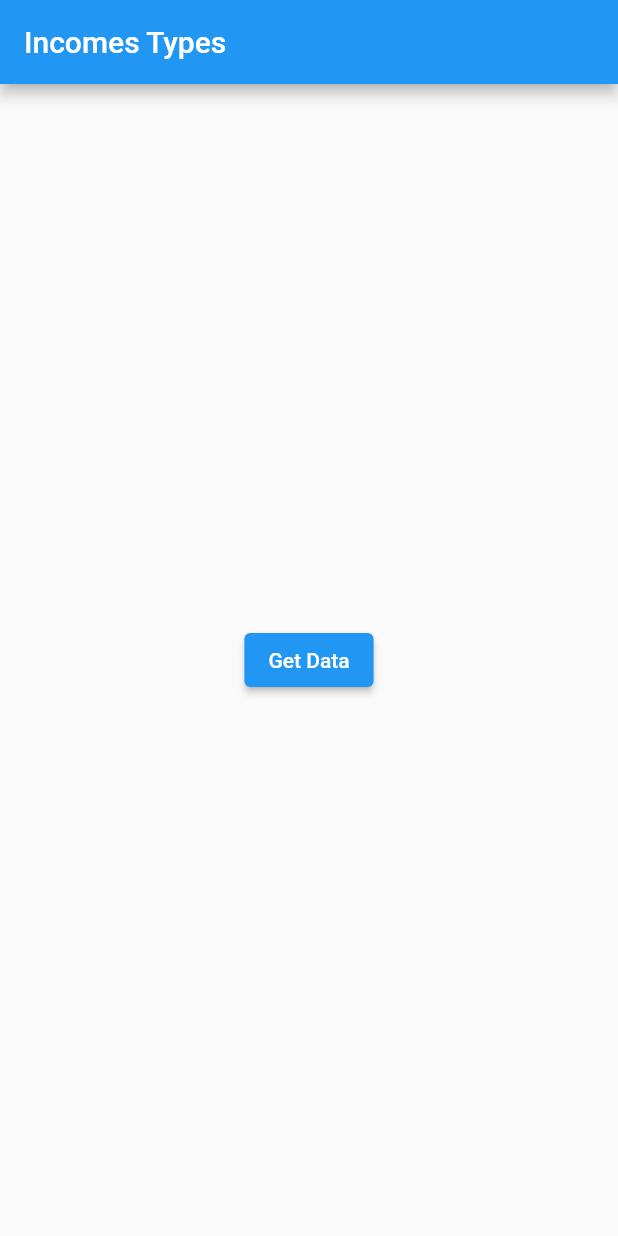
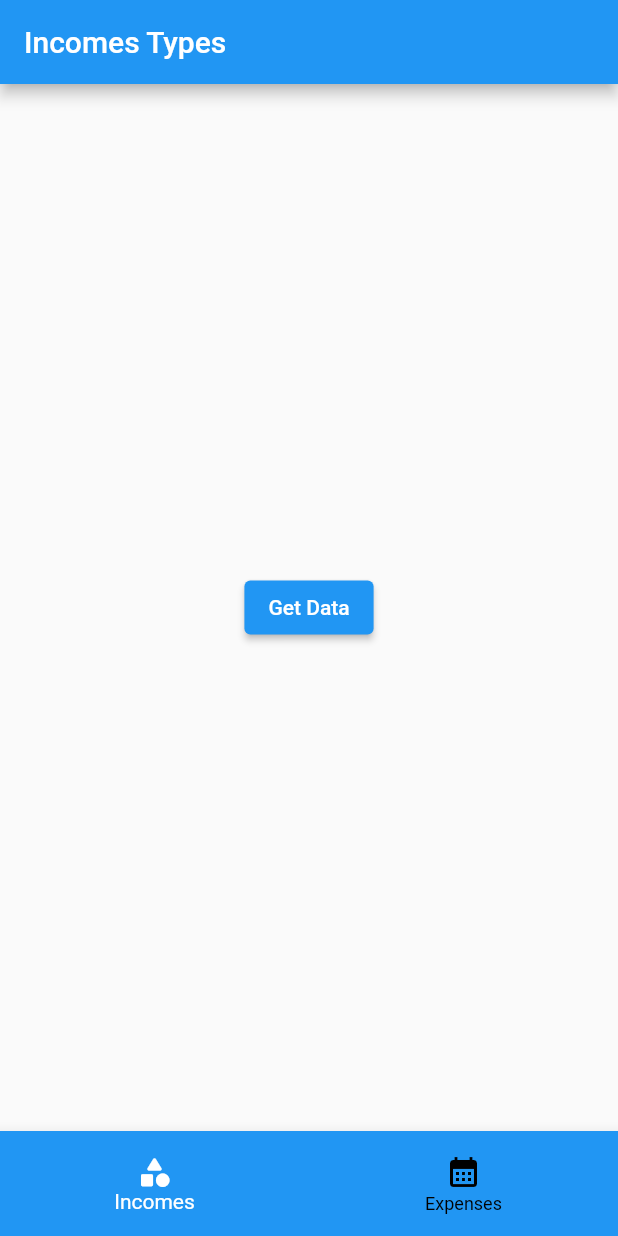
Before and after one commit to solihdev/banking-API0-dio, a Flutter app: the screen it shows after launch, on a phone screen of 412 x 824 dp. Run offline on Flutter 3.47's test engine with Material 2 defaults, Android fonts, the phone set to English and light mode, and no system bars; our stand-ins replace dio.

```diff
--- a/lib/data/api_service/api_service.dart
+++ b/lib/data/api_service/api_service.dart
@@ -21,7 +21,7 @@ class ApiService extends ApiClient {
       if (response.statusCode == 200) {
         myResponse.data = (response.data as List)
             .map((e) => IncomesModel.fromJson(e))
-            .toList();
+            .toList()?? [];
       }
     } catch (error) {
       myResponse = MyResponse(
--- a/lib/main.dart
+++ b/lib/main.dart
@@ -1,8 +1,7 @@
 import 'package:banking_api_dio/data/api_service/api_service.dart';
 import 'package:banking_api_dio/data/repository/expenses_repository.dart';
 import 'package:banking_api_dio/data/repository/incomes_repository.dart';
-import 'package:banking_api_dio/ui/sample_usage.dart';
-import 'package:banking_api_dio/ui/sample_usage_expenses.dart';
+import 'package:banking_api_dio/ui/tab_box.dart';
 import 'package:banking_api_dio/view_model/expenses_view_model.dart';
 import 'package:banking_api_dio/view_model/incomes_view_model.dart';
 import 'package:flutter/material.dart';
@@ -33,7 +32,7 @@ class MyApp extends StatelessWidget {
     return const MaterialApp(
       debugShowCheckedModeBanner: false,
       title: 'API-DIO',
-      home: SampleUsageIncomes(),
+      home: TabBox(),
     );
   }
 }
--- a/lib/ui/sample_usage_expenses.dart
+++ b/lib/ui/sample_usage_expenses.dart
@@ -15,7 +15,7 @@ class _SampleUsageExpensesState extends State<SampleUsageExpenses> {
   Widget build(BuildContext context) {
     return Scaffold(
       appBar: AppBar(
-        title: const Text("Incomes Types"),
+        title: const Text("Expenses Types"),
       ),
       body: Consumer<ExpensesViewModel>(
         builder: (context, viewModel, child) {
--- /dev/null
+++ b/lib/ui/tab_box.dart
@@ -0,0 +1,49 @@
+import 'package:banking_api_dio/ui/sample_usage.dart';
+import 'package:banking_api_dio/ui/sample_usage_expenses.dart';
+import 'package:flutter/material.dart';
+class TabBox extends StatefulWidget {
+  const TabBox({Key? key}) : super(key: key);
+
+  @override
+  State<TabBox> createState() => _TabBoxState();
+}
+
+class _TabBoxState extends State<TabBox> {
+  int _selectedIndex = 0;
+
+  @override
+  Widget build(BuildContext context) {
+    final List<Widget> pages = [
+      const SampleUsageIncomes(),
+      const SampleUsageExpenses(),
+    ];
+    return Scaffold(
+      body: pages[_selectedIndex],
+      bottomNavigationBar: SizedBox(
+        height: 70,
+        child: BottomNavigationBar(
+          selectedItemColor: Colors.white,
+          unselectedItemColor: Colors.black,
+          type: BottomNavigationBarType.fixed,
+          currentIndex: _selectedIndex,
+          onTap: (index) {
+            setState(() {
+              _selectedIndex = index;
+            });
+          },
+          backgroundColor: Colors.blue,
+          items: const [
+            BottomNavigationBarItem(
+                icon: Icon(Icons.category_rounded),
+                label: 'Incomes'
+            ),
+            BottomNavigationBarItem(
+                icon: Icon(Icons.calendar_month),
+                label: 'Expenses'
+            ),
+          ],
+        ),
+      ),
+    );
+  }
+}
```
Also changed, not shown: pubspec.yaml (+9 -0 lines), assets/images/hello.png (added), assets/images/logo.png (added), pubspec.lock, 9 other files.
